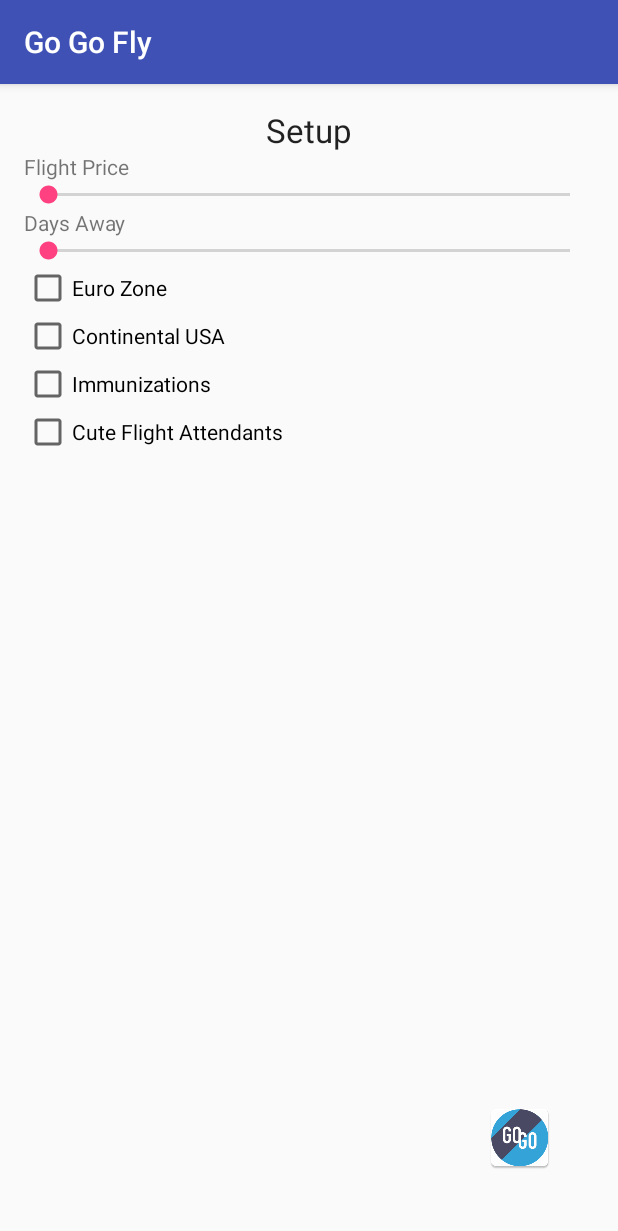
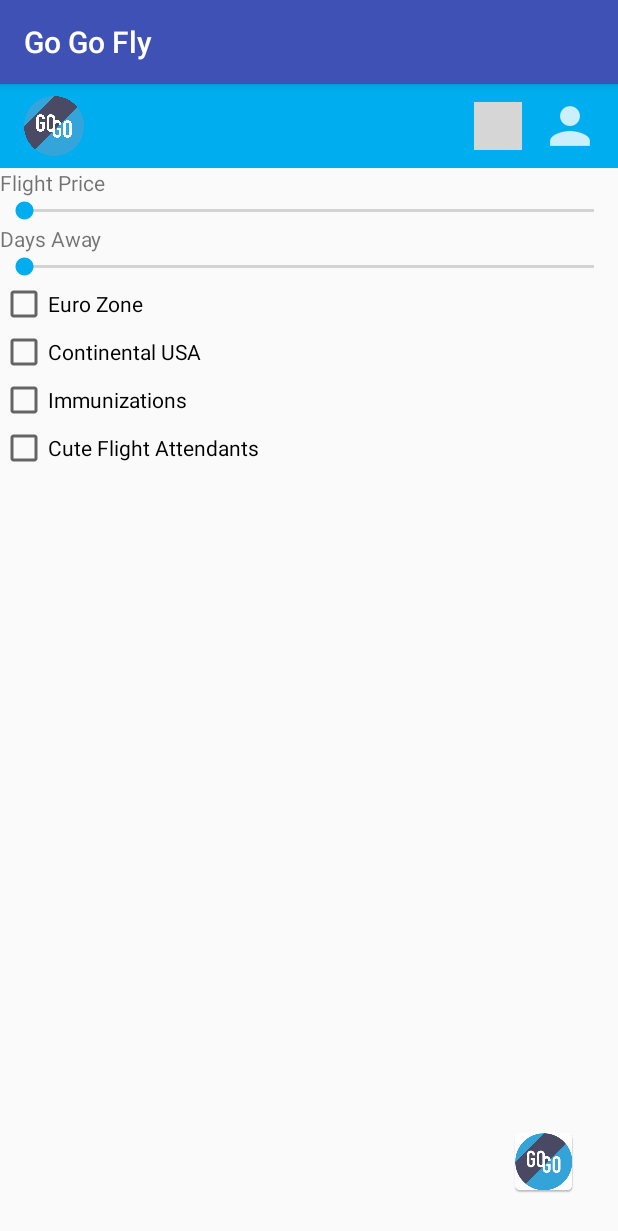
Before and after one commit to caetanopaulo/gogofly, an Android app: the screen it shows after launch (SetupActivity), on a phone screen of 412 x 824 dp. Shown: the top 1231 px of the screen. Run offline under Robolectric (Android 15) with nearby library versions, the phone set to English and light mode, and no system bars; our stand-ins replace Volley; grey boxes are pictures that could not be loaded.

Commit message:
Header start

```diff
--- a/app/src/main/java/com/gogoflyapp/gogofly/Activities/SetupActivity.java
+++ b/app/src/main/java/com/gogoflyapp/gogofly/Activities/SetupActivity.java
@@ -46,7 +46,6 @@ public class SetupActivity extends AppCompatActivity {
 //                String message = editText.getText().toString();
 //                intent.putExtra(EXTRA_MESSAGE, message);
                 startActivity(intent);
-
             }
         });
     }
--- a/app/src/main/res/layout/activity_setup.xml
+++ b/app/src/main/res/layout/activity_setup.xml
@@ -5,28 +5,65 @@
     android:id="@+id/activity_setup"
     android:layout_width="match_parent"
     android:layout_height="match_parent"
+    tools:context="com.gogoflyapp.gogofly.Activities.SetupActivity">
+    <!--
     android:paddingBottom="@dimen/activity_vertical_margin"
     android:paddingLeft="@dimen/activity_horizontal_margin"
     android:paddingRight="@dimen/activity_horizontal_margin"
     android:paddingTop="@dimen/activity_vertical_margin"
-    tools:context="com.gogoflyapp.gogofly.Activities.SetupActivity">
+    -->
 
-    <TextView
-        android:text="@string/text_view_setup"
-        android:layout_width="wrap_content"
+
+    <RelativeLayout
+        android:id="@+id/relativeLayout_header"
+        android:layout_width="match_parent"
         android:layout_height="wrap_content"
-        android:id="@+id/text_view_setup"
         android:layout_alignParentTop="true"
         android:layout_alignParentStart="true"
+        android:background="@color/colorAccent">
+
+        <ImageView
+            android:layout_width="40dp"
+            android:layout_height="40dp"
+            android:src="@drawable/AppIconOriginal"
+            android:layout_marginTop="@dimen/header_icon_top"
+            android:layout_marginStart="@dimen/header_icon_start"
+            android:layout_marginBottom="@dimen/header_icon_top"/>
+
+        <ImageView
+            android:id="@+id/imageView_user"
+            android:layout_width="32dp"
+            android:layout_height="32dp"
+            android:src="@drawable/ic_user_icon"
+            android:layout_alignParentTop="true"
             android:layout_alignParentEnd="true"
-        android:gravity="center"
-        android:textAppearance="@style/Base.TextAppearance.AppCompat.Large"/>
+            android:layout_marginTop="@dimen/header_icon_half"
+            android:layout_marginEnd="@dimen/header_icon_start"
+            android:layout_marginBottom="@dimen/header_icon_top"/>
+
+        <ImageView
+            android:id="@+id/imageView_ticket"
+            android:layout_width="32dp"
+            android:layout_height="32dp"
+            android:src="@drawable/ic_ticket"
+            android:layout_marginTop="@dimen/header_icon_half"
+            android:layout_marginEnd="@dimen/header_icon_start"
+            android:layout_toStartOf="@+id/imageView_user" />
+
+    </RelativeLayout>
+
+
+    <RelativeLayout
+        android:id="@+id/relativeLayout_input"
+        android:layout_width="match_parent"
+        android:layout_height="wrap_content"
+        android:layout_below="@+id/relativeLayout_header"
+        android:layout_alignParentStart="true">
 
         <TextView
             android:text="@string/setup_price"
             android:layout_width="wrap_content"
             android:layout_height="wrap_content"
-        android:layout_below="@+id/text_view_setup"
             android:id="@+id/text_view_setup_price"
             android:layout_alignParentStart="true"
             android:layout_alignParentEnd="true" />
@@ -54,12 +91,13 @@
             android:layout_alignParentStart="true"
             android:id="@+id/seekBar_days"
             android:layout_alignParentEnd="true" />
+    </RelativeLayout>
 
     <RelativeLayout
         android:layout_width="match_parent"
         android:layout_height="wrap_content"
-        android:layout_below="@+id/seekBar_days"
-        android:layout_alignParentStart="true">
+        android:layout_below="@+id/relativeLayout_input"
+        android:layout_alignParentStart="true" >
 
         <CheckBox
             android:text="@string/check_box_eurozone"
@@ -92,6 +130,7 @@
             android:layout_below="@+id/checkBox_immunization"
             android:layout_alignParentStart="true"
             android:id="@+id/checkBox_attendants" />
+
     </RelativeLayout>
 
     <ImageView
@@ -103,4 +142,5 @@
         android:id="@+id/imageViewGoGoFly"
         android:layout_margin="15sp"
         android:padding="10sp"/>
+
 </RelativeLayout>
--- a/app/src/main/res/values/colors.xml
+++ b/app/src/main/res/values/colors.xml
@@ -2,5 +2,9 @@
 <resources>
     <color name="colorPrimary">#3F51B5</color>
     <color name="colorPrimaryDark">#303F9F</color>
-    <color name="colorAccent">#FF4081</color>
+    <color name="colorAccent">#00aeef</color>
+    <color name="colorTextPrimary">#4b4a65</color>
+    <color name="colorTextSecondary">#b7b7b7</color>
+    <color name="colorSliderBG">#555555</color>
+    <color name="colorAlmostWhite">#fffffe</color>
 </resources>
--- a/app/src/main/res/values/dimens.xml
+++ b/app/src/main/res/values/dimens.xml
@@ -3,4 +3,8 @@
     <dimen name="activity_horizontal_margin">16dp</dimen>
     <dimen name="activity_vertical_margin">16dp</dimen>
     <dimen name="fab_margin">16dp</dimen>
+
+    <dimen name="header_icon_top">8dp</dimen>
+    <dimen name="header_icon_half">12dp</dimen>
+    <dimen name="header_icon_start">16dp</dimen>
 </resources>
```
Also changed, not shown: app/src/main/res/drawable-hdpi/ic_user_icon.png (added), app/src/main/res/drawable-mdpi/ic_user_icon.png (added), app/src/main/res/drawable-xhdpi/ic_user_icon.png (added), app/src/main/res/drawable-xxhdpi/ic_user_icon.png (added), app/src/main/res/drawable/AppIconOriginal.png (added). Lines whose indentation alone changed are shown as unchanged.
